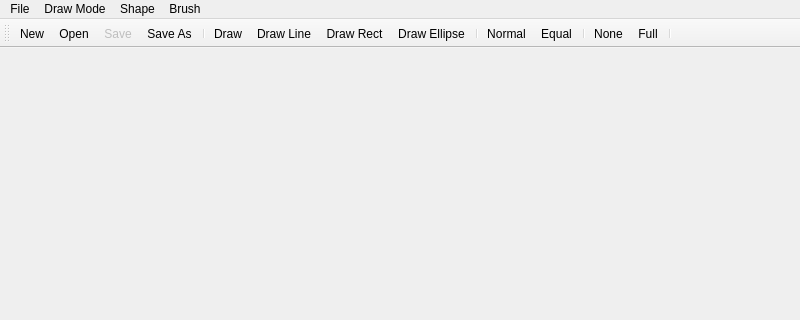
The window that mainwindow.ui (adam-zielonka/paintAZ) describes before a commit, drawn with Qt 5; both pictures show x 0 to 800 and y 0 to 320 of the 800 by 600 pixel window.
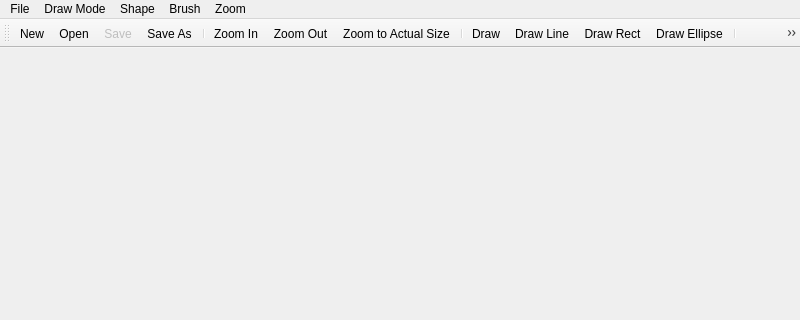
The same window after the commit. Icons and pictures are not drawn.

```diff
--- a/mainwindow.ui
+++ b/mainwindow.ui
@@ -56,10 +56,19 @@
     <addaction name="actionSave_As"/>
     <addaction name="actionSave"/>
    </widget>
+   <widget class="QMenu" name="menuZoom">
+    <property name="title">
+     <string>Zoom</string>
+    </property>
+    <addaction name="actionZoom_In"/>
+    <addaction name="actionZoom_Out"/>
+    <addaction name="actionZoom_to_Actual_Size"/>
+   </widget>
    <addaction name="menuFile"/>
    <addaction name="menuDraw_Mode"/>
    <addaction name="menuShape"/>
    <addaction name="menuBrush"/>
+   <addaction name="menuZoom"/>
   </widget>
   <widget class="QStatusBar" name="statusbar"/>
   <widget class="QToolBar" name="toolBar">
@@ -77,6 +86,10 @@
    <addaction name="actionSave"/>
    <addaction name="actionSave_As"/>
    <addaction name="separator"/>
+   <addaction name="actionZoom_In"/>
+   <addaction name="actionZoom_Out"/>
+   <addaction name="actionZoom_to_Actual_Size"/>
+   <addaction name="separator"/>
    <addaction name="actionDraw"/>
    <addaction name="actionDraw_Line"/>
    <addaction name="actionDraw_Rect"/>
@@ -200,6 +213,33 @@
     <string>Save As</string>
    </property>
   </action>
+  <action name="actionZoom_In">
+   <property name="icon">
+    <iconset resource="resources.qrc">
+     <normaloff>:/icons/icons/Zoom In-50.png</normaloff>:/icons/icons/Zoom In-50.png</iconset>
+   </property>
+   <property name="text">
+    <string>Zoom In</string>
+   </property>
+  </action>
+  <action name="actionZoom_Out">
+   <property name="icon">
+    <iconset resource="resources.qrc">
+     <normaloff>:/icons/icons/Zoom Out-50.png</normaloff>:/icons/icons/Zoom Out-50.png</iconset>
+   </property>
+   <property name="text">
+    <string>Zoom Out</string>
+   </property>
+  </action>
+  <action name="actionZoom_to_Actual_Size">
+   <property name="icon">
+    <iconset resource="resources.qrc">
+     <normaloff>:/icons/icons/Zoom to Actual Size-50.png</normaloff>:/icons/icons/Zoom to Actual Size-50.png</iconset>
+   </property>
+   <property name="text">
+    <string>Zoom to Actual Size</string>
+   </property>
+  </action>
  </widget>
  <resources>
   <include location="resources.qrc"/>
```
